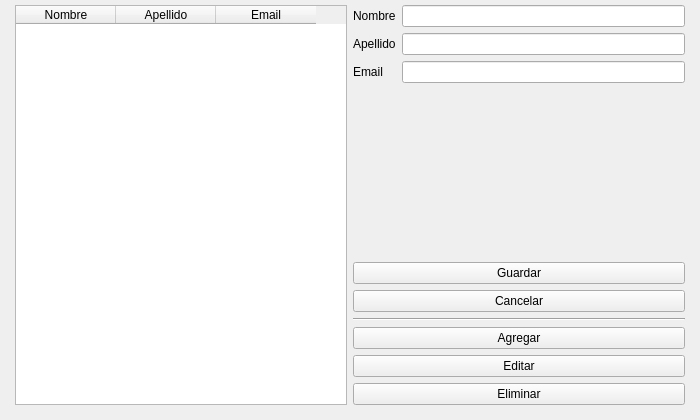
Qt form Trabajos Practicos/TP3/Ejercicio 10/mainWindow.ui (soyXander/Laboratorio-de-Computacion-II) before a commit.
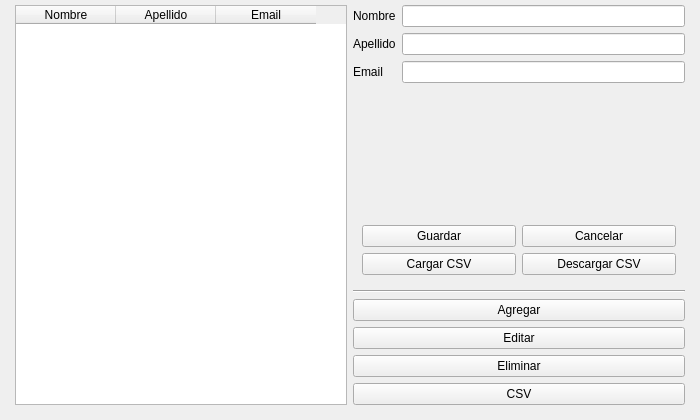
The same form after that commit.

```diff
--- a/Trabajos Practicos/TP3/Ejercicio 10/mainWindow.ui
+++ b/Trabajos Practicos/TP3/Ejercicio 10/mainWindow.ui
@@ -89,23 +89,65 @@
        </layout>
       </item>
       <item>
-       <widget class="QPushButton" name="btnGuardar">
-        <property name="text">
-         <string>Guardar</string>
+       <spacer name="verticalSpacer">
+        <property name="orientation">
+         <enum>Qt::Vertical</enum>
         </property>
-        <property name="visible">
-          <bool>false</bool>
-         </property>
-       </widget>
+        <property name="sizeHint" stdset="0">
+         <size>
+          <width>20</width>
+          <height>40</height>
+         </size>
+        </property>
+       </spacer>
       </item>
       <item>
-       <widget class="QPushButton" name="btnCancelar">
-        <property name="text">
-         <string>Cancelar</string>
-        </property>
+       <widget class="QWidget" name="wgBotones" native="true">
         <property name="visible">
-          <bool>false</bool>
-         </property>
+         <bool>false</bool>
+        </property>
+        <layout class="QGridLayout" name="gridLayout">
+         <item row="2" column="0">
+          <widget class="QPushButton" name="btnCargarCSV">
+           <property name="visible">
+            <bool>false</bool>
+           </property>
+           <property name="text">
+            <string>Cargar CSV</string>
+           </property>
+          </widget>
+         </item>
+         <item row="2" column="1">
+          <widget class="QPushButton" name="btnDescargarCSV">
+           <property name="visible">
+            <bool>false</bool>
+           </property>
+           <property name="text">
+            <string>Descargar CSV</string>
+           </property>
+          </widget>
+         </item>
+         <item row="1" column="0">
+          <widget class="QPushButton" name="btnGuardar">
+           <property name="visible">
+            <bool>false</bool>
+           </property>
+           <property name="text">
+            <string>Guardar</string>
+           </property>
+          </widget>
+         </item>
+         <item row="1" column="1">
+          <widget class="QPushButton" name="btnCancelar">
+           <property name="visible">
+            <bool>false</bool>
+           </property>
+           <property name="text">
+            <string>Cancelar</string>
+           </property>
+          </widget>
+         </item>
+        </layout>
        </widget>
       </item>
       <item>
@@ -136,6 +178,13 @@
         </property>
        </widget>
       </item>
+      <item>
+       <widget class="QPushButton" name="btnCSV">
+        <property name="text">
+         <string>CSV</string>
+        </property>
+       </widget>
+      </item>
      </layout>
     </item>
    </layout>
```
